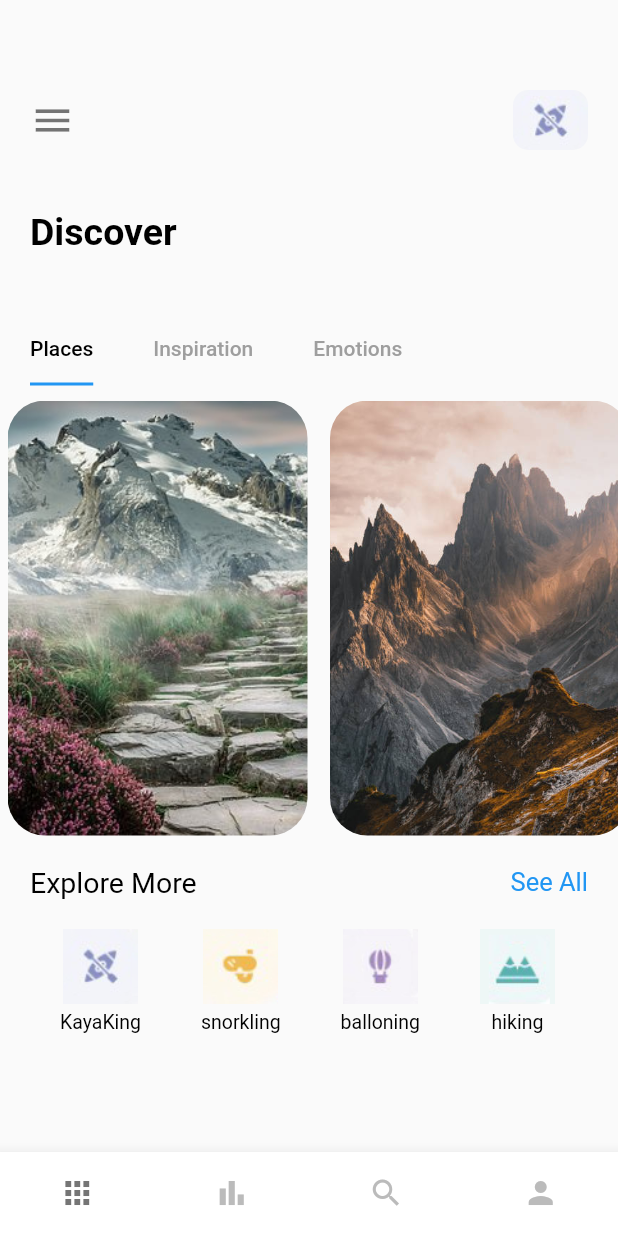
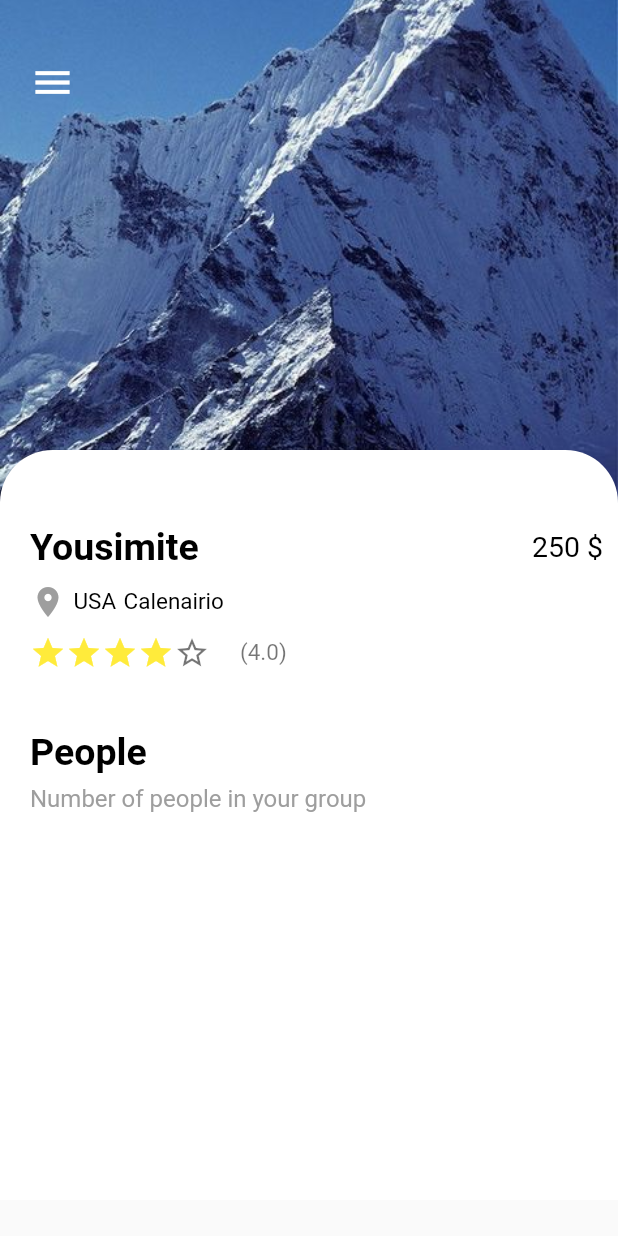
Before and after one commit to HussnulMaab192/Bloc_in_Flutter, a Flutter app: the screen it shows after launch, on a phone screen of 412 x 824 dp. Run offline on Flutter 3.47's test engine with Material 2 defaults, Android fonts, the phone set to English and light mode, and no system bars; our stand-ins replace dio, email_validator, firebase_auth, firebase_core, flutter_bloc, pretty_dio_logger; accounts and stored records are empty.

Commit message:
add Details page Ui,fixing below container

```diff
--- a/Travel App/travel_app/lib/main.dart
+++ b/Travel App/travel_app/lib/main.dart
@@ -1,5 +1,5 @@
 import 'package:flutter/material.dart';
-import 'package:travel_app/pages/discover_nav_pages/main_page.dart';
+import 'package:travel_app/pages/details_page.dart';
 
 void main() {
   runApp(const MyApp());
@@ -18,7 +18,7 @@ class MyApp extends StatelessWidget {
         primarySwatch: Colors.blue,
       ),
       // home: const WelcomePage()
-      home: const MainPage(),
+      home: const DetailsPage(),
     );
   }
 }
--- /dev/null
+++ b/Travel App/travel_app/lib/pages/details_page.dart
@@ -0,0 +1,148 @@
+import 'package:flutter/material.dart';
+import 'package:travel_app/pages/widgets/large_text.dart';
+import 'package:travel_app/pages/widgets/simple_text.dart';
+
+class DetailsPage extends StatefulWidget {
+  const DetailsPage({super.key});
+
+  @override
+  State<DetailsPage> createState() => _DetailsPageState();
+}
+
+class _DetailsPageState extends State<DetailsPage> {
+  @override
+  Widget build(BuildContext context) {
+    return Scaffold(
+      body: Stack(children: [
+        Positioned(
+            left: 0,
+            right: 0,
+            child: Container(
+              height: 350,
+              decoration: const BoxDecoration(
+                image: DecorationImage(
+                  image: AssetImage("img/mountain.jpeg"),
+                  fit: BoxFit.cover,
+                ),
+              ),
+            )),
+        const Positioned(
+          left: 20,
+          top: 40,
+          child: Icon(
+            Icons.menu,
+            color: Colors.white,
+            size: 30,
+          ),
+        ),
+        Positioned(
+          left: 0,
+          right: 0,
+          top: 300,
+          // Below Container
+          child: Container(
+            height: 500,
+            decoration: const BoxDecoration(
+              color: Colors.white,
+              borderRadius: BorderRadius.only(
+                topLeft: Radius.circular(35),
+                topRight: Radius.circular(35),
+              ),
+            ),
+            child: Column(
+              children: [
+                const SizedBox(
+                  height: 50,
+                ),
+                // 250 dollar (Row)
+                Container(
+                  margin: const EdgeInsets.only(left: 20, right: 10),
+                  child: Row(
+                    mainAxisAlignment: MainAxisAlignment.spaceBetween,
+                    children: const [
+                      LargeText(
+                          text: "Yousimite", color: Colors.black, size: 25),
+                      SimpleText(text: "250 \$", color: Colors.black, size: 19),
+                    ],
+                  ),
+                ),
+
+                // Location
+                Container(
+                  margin: const EdgeInsets.only(top: 10, left: 20, right: 10),
+                  child: Row(
+                    mainAxisAlignment: MainAxisAlignment.start,
+                    children: const [
+                      Icon(
+                        Icons.location_on,
+                        color: Colors.grey,
+                      ),
+                      SizedBox(
+                        width: 5,
+                      ),
+                      SimpleText(text: "USA", color: Colors.black, size: 15),
+                      SizedBox(
+                        width: 5,
+                      ),
+                      SimpleText(
+                          text: "Calenairio", color: Colors.black, size: 15),
+                    ],
+                  ),
+                ),
+
+                //Stares
+                Container(
+                  margin: const EdgeInsets.only(top: 10, left: 20, right: 10),
+                  child: Row(
+                      mainAxisAlignment: MainAxisAlignment.start,
+                      children: [
+                        Row(
+                          children: List.generate(
+                            4,
+                            (index) => const Icon(
+                              Icons.star,
+                              color: Colors.yellow,
+                            ),
+                          ),
+                        ),
+                        const Icon(
+                          Icons.star_border,
+                          color: Colors.black54,
+                        ),
+                        const SizedBox(
+                          width: 20,
+                        ),
+                        const SimpleText(
+                            text: "(4.0)", color: Colors.black54, size: 15)
+                      ]),
+                ),
+                const SizedBox(
+                  height: 40,
+                ),
+                Container(
+                  margin: const EdgeInsets.only(left: 20),
+                  child: const Align(
+                      alignment: Alignment.topLeft,
+                      child: LargeText(
+                          text: "People", color: Colors.black, size: 25)),
+                ),
+                SizedBox(
+                  height: 7,
+                ),
+                Container(
+                  margin: const EdgeInsets.only(left: 20),
+                  child: const Align(
+                      alignment: Alignment.topLeft,
+                      child: SimpleText(
+                          text: "Number of people in your group",
+                          color: Colors.grey,
+                          size: 16)),
+                ),
+              ],
+            ),
+          ),
+        ),
+      ]),
+    );
+  }
+}
--- a/Travel App/travel_app/lib/pages/discover_nav_pages/home.dart
+++ b/Travel App/travel_app/lib/pages/discover_nav_pages/home.dart
@@ -10,7 +10,7 @@ class Home extends StatefulWidget {
 }
 
 class _HomeState extends State<Home> with TickerProviderStateMixin {
-  var myListOfCat = {
+  Map myListOfCat = {
     "kayaking.png": "KayaKing",
     "snorkling.png": "snorkling",
     "balloning.png": "balloning",
@@ -44,7 +44,7 @@ class _HomeState extends State<Home> with TickerProviderStateMixin {
         children: [
           //ROW/
           Container(
-            margin: const EdgeInsets.only(top: 60, left: 20, right: 20),
+            margin: const EdgeInsets.only(top: 50, left: 20, right: 20),
             child: Row(
               children: [
                 const Icon(
@@ -66,7 +66,7 @@ class _HomeState extends State<Home> with TickerProviderStateMixin {
             ),
           ),
           const SizedBox(
-            height: 40,
+            height: 20,
           ),
           Align(
             alignment: Alignment.topLeft,
@@ -77,7 +77,7 @@ class _HomeState extends State<Home> with TickerProviderStateMixin {
             ),
           ),
           const SizedBox(
-            height: 40,
+            height: 30,
           ),
           Align(
             alignment: Alignment.centerLeft,
@@ -107,7 +107,7 @@ class _HomeState extends State<Home> with TickerProviderStateMixin {
           ),
           // Explore More
           Container(
-            margin: const EdgeInsets.only(top: 20, left: 20, right: 20),
+            margin: const EdgeInsets.only(top: 30, left: 20, right: 20),
             child: Row(
               children: [
                 const SimpleText(
@@ -117,9 +117,7 @@ class _HomeState extends State<Home> with TickerProviderStateMixin {
               ],
             ),
           ),
-
           // Categories
-
           Container(
             margin: const EdgeInsets.only(top: 20, left: 20, right: 20),
             width: double.maxFinite,
@@ -132,13 +130,13 @@ class _HomeState extends State<Home> with TickerProviderStateMixin {
                   children: List.generate(
                       myListOfCat.length,
                       (index) => Container(
-                            margin: EdgeInsets.only(left: 20, right: 20),
+                            margin: const EdgeInsets.only(left: 20, right: 20),
                             child: Column(
                               mainAxisAlignment: MainAxisAlignment.center,
                               children: [
                                 Container(
-                                  height: 50,
-                                  width: 50,
+                                  height: 80,
+                                  width: 80,
                                   decoration: BoxDecoration(
                                       borderRadius: BorderRadius.circular(20)),
                                   child: Image(
@@ -147,12 +145,12 @@ class _HomeState extends State<Home> with TickerProviderStateMixin {
                                           "img/${myListOfCat.keys.elementAt(index)}")),
                                 ),
                                 const SizedBox(
-                                  height: 5,
+                                  height: 10,
                                 ),
                                 SimpleText(
                                     text: myListOfCat.values.elementAt(index),
                                     color: Colors.black,
-                                    size: 13),
+                                    size: 15),
                               ],
                             ),
                           )),
@@ -172,9 +170,9 @@ class _HomeState extends State<Home> with TickerProviderStateMixin {
       itemCount: emotions.length,
       scrollDirection: Axis.horizontal,
       itemBuilder: (context, index) => Container(
-        margin: const EdgeInsets.only(left: 5, top: 10, right: 10),
-        height: 300,
-        width: 200,
+        margin: const EdgeInsets.only(left: 7, top: 10, right: 10),
+        height: 280,
+        width: 180,
         decoration: BoxDecoration(
           borderRadius: BorderRadius.circular(25),
           image: DecorationImage(
```
